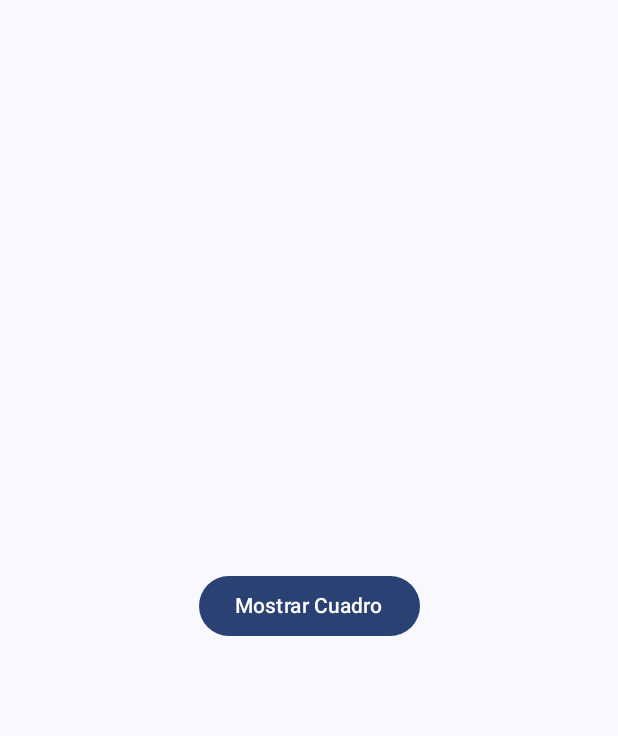
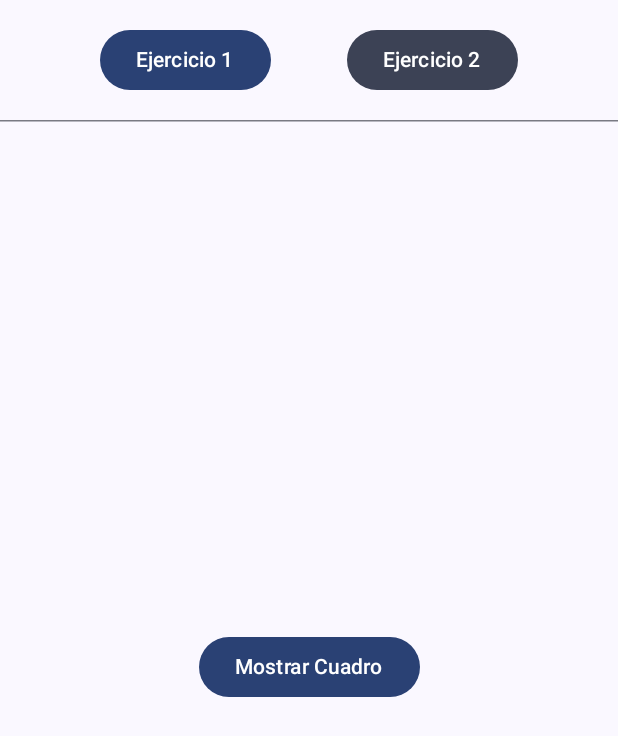
Before and after one commit to david-ny-17/lab13-compose-animations, an Android app built with Jetpack Compose: the screen it shows after launch (MainActivity), on a phone screen of 412 x 824 dp. Shown: the top 736 px of the screen. Run offline under Robolectric (Android 15) with nearby library versions, the phone set to English and light mode, and no system bars.

Commit message:
feat: crear menú de navegación en MainActivity para integrar Ejercicios 1 y 2

```diff
--- a/app/src/main/java/com/example/composeanimationslab13/MainActivity.kt
+++ b/app/src/main/java/com/example/composeanimationslab13/MainActivity.kt
@@ -3,26 +3,75 @@ package com.example.composeanimationslab13
 import android.os.Bundle
 import androidx.activity.ComponentActivity
 import androidx.activity.compose.setContent
-import androidx.compose.foundation.layout.fillMaxSize
-import androidx.compose.material3.MaterialTheme
-import androidx.compose.material3.Surface
+import androidx.compose.foundation.layout.*
+import androidx.compose.material3.*
+import androidx.compose.runtime.*
+import androidx.compose.ui.Alignment
 import androidx.compose.ui.Modifier
+import androidx.compose.ui.unit.dp
 import com.example.composeanimationslab13.ui.theme.ComposeAnimationsLab13Theme
 
 class MainActivity : ComponentActivity() {
     override fun onCreate(savedInstanceState: Bundle?) {
         super.onCreate(savedInstanceState)
         setContent {
-
             ComposeAnimationsLab13Theme {
                 Surface(
                     modifier = Modifier.fillMaxSize(),
                     color = MaterialTheme.colorScheme.background
                 ) {
 
-                    VisibilityAnimationScreen()
+                    AppNavigation()
                 }
             }
         }
     }
 }
+
+@Composable
+fun AppNavigation() {
+
+    var currentExercise by remember { mutableStateOf(1) }
+
+    Column(modifier = Modifier.fillMaxSize()) {
+
+        Row(
+            modifier = Modifier
+                .fillMaxWidth()
+                .padding(16.dp),
+            horizontalArrangement = Arrangement.SpaceEvenly
+        ) {
+            Button(
+                onClick = { currentExercise = 1 },
+
+                colors = ButtonDefaults.buttonColors(
+                    containerColor = if (currentExercise == 1) MaterialTheme.colorScheme.primary else MaterialTheme.colorScheme.secondary
+                )
+            ) {
+                Text("Ejercicio 1")
+            }
+
+            Button(
+                onClick = { currentExercise = 2 },
+                colors = ButtonDefaults.buttonColors(
+                    containerColor = if (currentExercise == 2) MaterialTheme.colorScheme.primary else MaterialTheme.colorScheme.secondary
+                )
+            ) {
+                Text("Ejercicio 2")
+            }
+        }
+
+        HorizontalDivider()
+
+
+        Box(
+            modifier = Modifier.fillMaxSize(),
+            contentAlignment = Alignment.Center
+        ) {
+            when (currentExercise) {
+                1 -> VisibilityAnimationScreen()
+                2 -> ColorAnimationScreen()
+            }
+        }
+    }
+}
```
